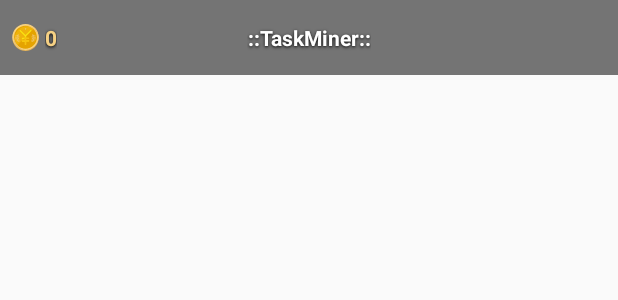
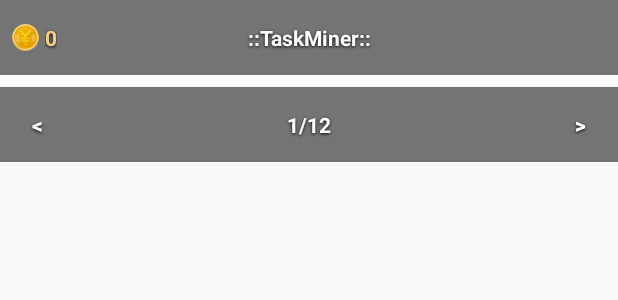
Before and after one commit to lixplor/TaskMiner, an Android app: the layout widget_tasks.xml on its own in the app's theme, with its tools: preview values and no code run, on a phone screen of 412 x 824 dp. Shown: the top 300 px of the screen. Run offline under Robolectric (Android 15) with nearby library versions, the phone set to English and light mode, and no system bars.

Commit message:
add widget paging

```diff
--- a/app/src/main/AndroidManifest.xml
+++ b/app/src/main/AndroidManifest.xml
@@ -28,6 +28,8 @@
                 <action android:name="android.appwidget.action.APPWIDGET_UPDATE"/>
                 <action android:name="com.lixplor.taskminer.ACTION_DEL_ITEM"/>
                 <action android:name="com.lixplor.taskminer.ACTION_BONUS_CHANGED"/>
+                <action android:name="com.lixplor.taskminer.ACTION_PAGE_PRE"/>
+                <action android:name="com.lixplor.taskminer.ACTION_PAGE_NEXT"/>
             </intent-filter>
             <meta-data
                 android:name="android.appwidget.provider"
--- a/app/src/main/res/layout/widget_tasks.xml
+++ b/app/src/main/res/layout/widget_tasks.xml
@@ -2,7 +2,8 @@
 <LinearLayout xmlns:android="http://schemas.android.com/apk/res/android"
               android:orientation="vertical"
               android:layout_width="match_parent"
-              android:layout_height="wrap_content">
+              android:layout_height="wrap_content"
+              xmlns:tools="http://schemas.android.com/tools">
 
     <RelativeLayout
         android:layout_width="match_parent"
@@ -55,8 +56,48 @@
     <ListView
         android:id="@+id/lv_tasks"
         android:layout_width="match_parent"
-        android:layout_height="match_parent"
+        android:layout_height="0dp"
+        android:layout_weight="1"
         android:divider="@color/transparent"
         android:dividerHeight="4dp"/>
 
+    <LinearLayout
+        android:layout_width="match_parent"
+        android:layout_height="50dp"
+        android:background="@color/bg_main"
+        android:layout_marginTop="4dp"
+        android:orientation="horizontal">
+
+        <Button
+            android:id="@+id/btn_pre"
+            android:layout_width="50dp"
+            android:layout_height="match_parent"
+            android:layout_alignParentRight="true"
+            android:layout_centerVertical="true"
+            android:background="@null"
+            style="@style/text_white"
+            android:text="&lt;"/>
+
+        <TextView
+            android:id="@+id/tv_page"
+            android:layout_width="0dp"
+            android:layout_height="match_parent"
+            android:layout_weight="1"
+            android:layout_centerInParent="true"
+            android:gravity="center"
+            style="@style/text_white"
+            tools:text="1/12"/>
+
+        <Button
+            android:id="@+id/btn_next"
+            android:layout_width="50dp"
+            android:layout_height="match_parent"
+            android:layout_alignParentRight="true"
+            android:layout_centerVertical="true"
+            android:background="@null"
+            style="@style/text_white"
+            android:text="&gt;"/>
+
+    </LinearLayout>
+
 </LinearLayout>
```
Also changed, not shown: app/src/main/java/com/lixplor/taskminer/function/widget/TaskRemoteFactory.java (+40 -2 lines), app/src/main/java/com/lixplor/taskminer/function/widget/TaskWidgetProvider.java (+24 -0 lines).
